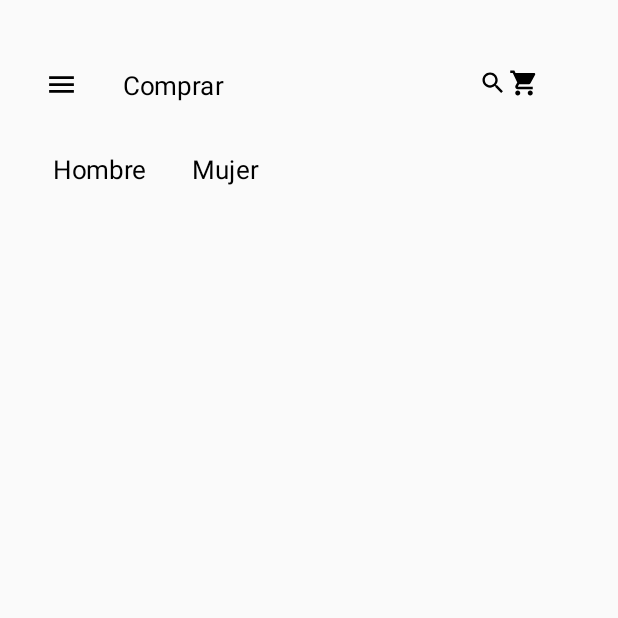
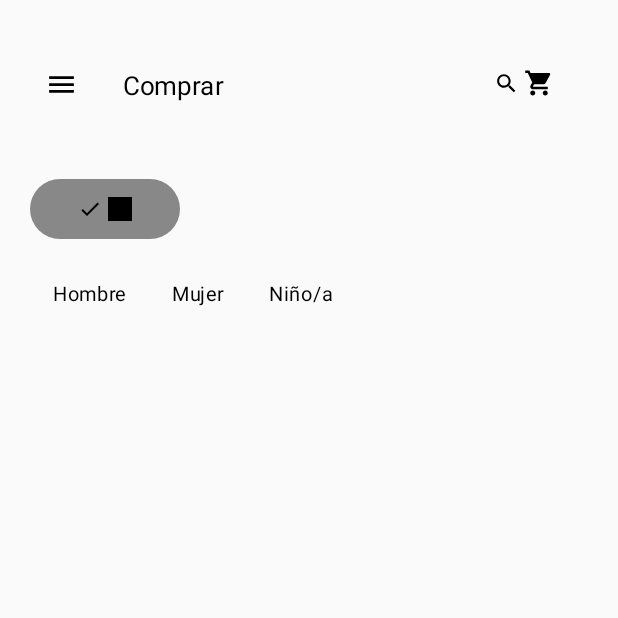
Before and after one commit to MerczA/WorkClass, an Android app built with Jetpack Compose: the screen it shows after launch (MainActivity), on a phone screen of 412 x 824 dp, the top half of it. Run offline under Robolectric (Android 15) with nearby library versions, the light colour scheme and no system bars.

Commit message:
Added icons and accommodate  the topBar

```diff
--- a/app/src/main/java/com/example/workclass/ui/screens/InterfazNike.kt
+++ b/app/src/main/java/com/example/workclass/ui/screens/InterfazNike.kt
@@ -1,24 +1,36 @@
 package com.example.workclass.ui.screens
 
+import androidx.compose.foundation.background
+import androidx.compose.foundation.layout.Arrangement
+import androidx.compose.foundation.layout.Box
 import androidx.compose.foundation.layout.Column
 import androidx.compose.foundation.layout.Row
 import androidx.compose.foundation.layout.fillMaxSize
 import androidx.compose.foundation.layout.fillMaxWidth
+import androidx.compose.foundation.layout.height
 import androidx.compose.foundation.layout.padding
 import androidx.compose.foundation.layout.size
+import androidx.compose.foundation.layout.width
 import androidx.compose.foundation.rememberScrollState
+import androidx.compose.foundation.shape.RoundedCornerShape
 import androidx.compose.foundation.verticalScroll
 import androidx.compose.material.icons.Icons
+import androidx.compose.material.icons.filled.Check
 import androidx.compose.material.icons.filled.Menu
 import androidx.compose.material.icons.filled.Search
+import androidx.compose.material.icons.filled.Share
 import androidx.compose.material.icons.filled.ShoppingCart
 import androidx.compose.material3.Icon
 import androidx.compose.material3.Text
 import androidx.compose.runtime.Composable
 import androidx.compose.ui.Alignment
 import androidx.compose.ui.Modifier
+import androidx.compose.ui.draw.clip
+import androidx.compose.ui.geometry.Size
 import androidx.compose.ui.graphics.Color
+import androidx.compose.ui.res.painterResource
 import androidx.compose.ui.res.stringResource
+import androidx.compose.ui.text.font.FontFamily
 import androidx.compose.ui.tooling.preview.Preview
 import androidx.compose.ui.unit.dp
 import androidx.compose.ui.unit.sp
@@ -35,9 +47,20 @@ fun InterfazNike(navController: NavHostController){
             .verticalScroll(rememberScrollState())
     ) {
         TopBarNike()
+        Box(
+            modifier = Modifier
+                .fillMaxWidth()
+                .padding(20.dp)
+
+        ){
+            MenuIcons()
+
+        }
         BarraCat()
     }
 }
+
+
 
 @Preview(showBackground = true)
 @Composable
@@ -62,7 +85,7 @@ fun TopBarNike(){
                 color = Color.Black,
                 fontSize = 17.sp,
                 modifier = Modifier
-                    .padding(30.dp,0.dp,170.dp,0.dp)
+                    .padding(30.dp,0.dp,180.dp,0.dp)
 
 
             )
@@ -72,7 +95,7 @@ fun TopBarNike(){
                 tint = Color.Black,
                 modifier = Modifier
                     .size(20.dp)
-                    .padding(0.dp,0.dp,1.dp,0.dp)
+                    .padding(0.dp,0.dp,3.dp,0.dp)
             )
             Icon(
                 Icons.Filled.ShoppingCart,
@@ -95,17 +118,47 @@ fun TopBarNike(){
 }
 @Preview(showBackground = true)
 @Composable
+fun MenuIcons() {
+    Row(
+        modifier = Modifier
+            .clip(RoundedCornerShape(20.dp))
+            .background(Color.Gray)
+            .size(width = 100.dp, height = 40.dp)
+            .padding(12.dp),
+        verticalAlignment = Alignment.CenterVertically,
+        horizontalArrangement = Arrangement.Center
+
+    ) {
+        Icon(
+            Icons.Filled.Check,
+            contentDescription = "Menu Icon",
+            tint = Color.Black,
+            modifier = Modifier
+                .size(20.dp)
+        )
+        Icon(
+            painter = painterResource(id = R.drawable.jordan),
+            contentDescription = "Menu Icon",
+            tint = Color.Black,
+            modifier = Modifier
+                .size(20.dp)
+        )
+    }
+}
+
+@Preview(showBackground = true)
+@Composable
 fun BarraCat(){
     Column {
         Row (
             modifier = Modifier
                 .fillMaxWidth()
-                .padding(5.dp,2.dp,0.dp,0.dp)
+                .padding(5.dp,5.dp,0.dp,0.dp)
         ){
             Text(
                 stringResource(R.string.Men),
                 color = Color.Black,
-                fontSize = 17.sp,
+                fontSize = 13.sp,
                 modifier = Modifier
                     .padding(30.dp,0.dp,0.dp,0.dp)
             )
@@ -113,21 +166,20 @@ fun BarraCat(){
                 Text(
                     stringResource(R.string.Woman),
                     color = Color.Black,
-                    fontSize = 17.sp,
+                    fontSize = 13.sp,
                     modifier = Modifier
                         .padding(30.dp,0.dp,0.dp,30.dp)
 
+                )
+                Text(
+                    stringResource(R.string.Kids),
+                    color = Color.Black,
+                    fontSize = 13.sp,
+                    modifier = Modifier
+                        .padding(30.dp,0.dp,0.dp,30.dp)
 
                 )
             }
-
-
-
-
         }
-
-
-
-
     }
 }
--- a/app/src/main/res/values/strings.xml
+++ b/app/src/main/res/values/strings.xml
@@ -4,6 +4,7 @@
     <string name="ejemplo">"Lorem ipsum dolor sit amet, consectetur adipiscing elit, sed do eiusmod tempor incididunt ut labore et dolore magna aliqua. Ut enim ad minim veniam, quis nostrud exercitation ullamco laboris nisi ut aliquip ex ea commodo consequat. Duis aute irure dolor in reprehenderit in voluptate velit esse cillum dolore eu fugiat nulla pariatur. Excepteur sint occaecat cupidatat non proident, sunt in culpa qui officia deserunt mollit anim id est laborum."</string>
     <string name="Men">Hombre</string>
     <string name="Woman">Mujer</string>
+    <string name="Kids">Niño/a</string>
 
 
 </resources>
```
Also changed, not shown: app/src/main/res/drawable/jordan.jpg (added), app/src/main/res/drawable/logo_jor.png (added), app/src/main/res/drawable/logo_jordan.png (added).
